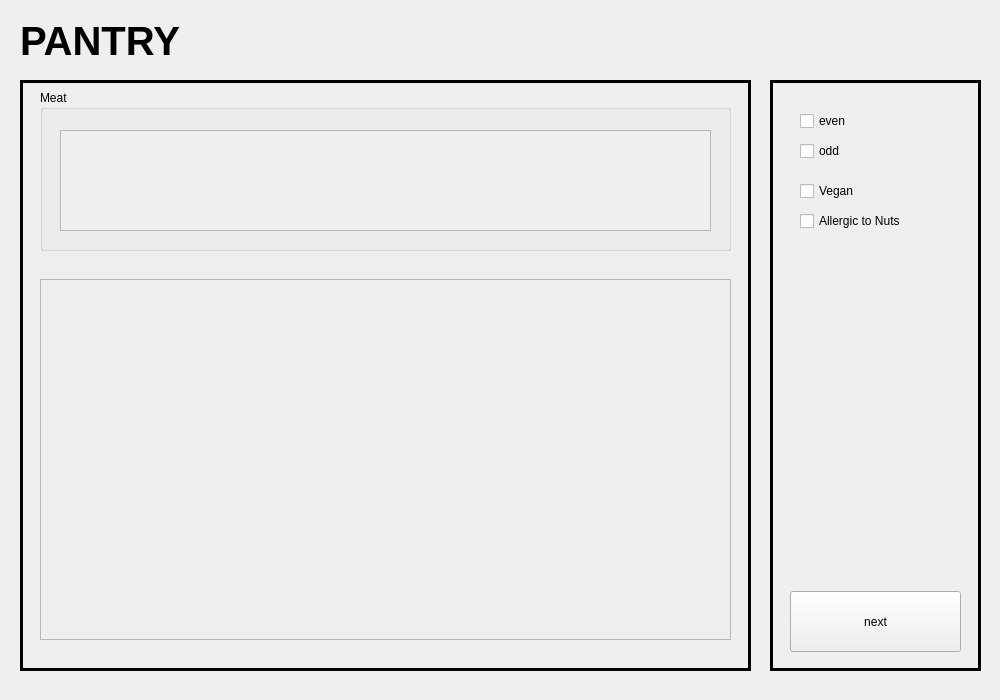
First picture: the form in s1Pantry.ui, repository ReneeTong/a8-edu-app, before the edit.
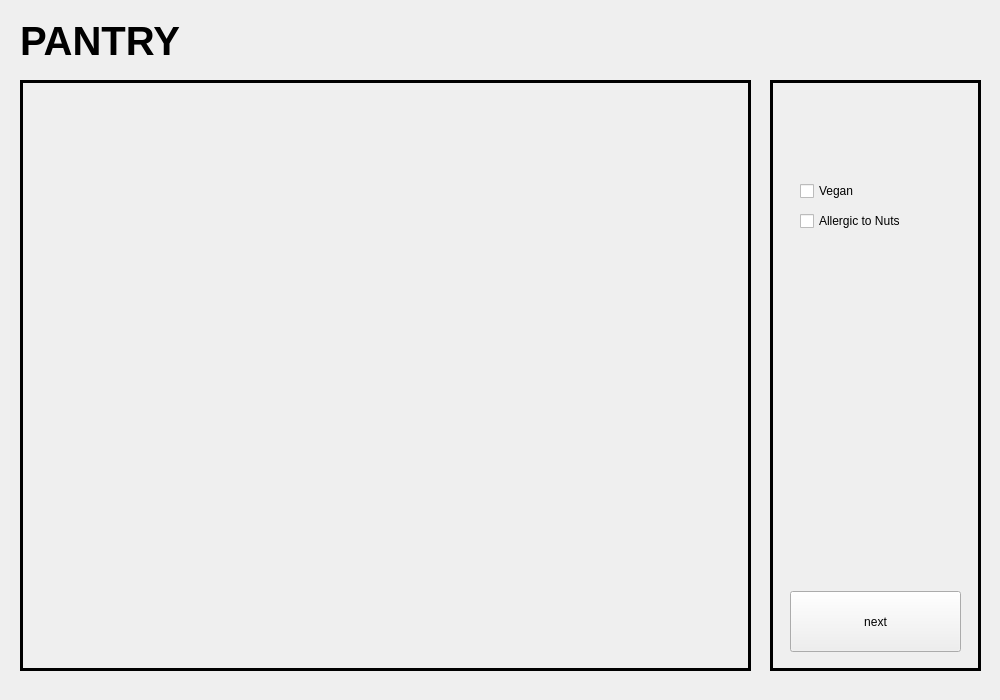
Second picture: the form after the edit. Custom widgets are drawn as their Qt base class.

Commit message:
Dynamically linked Pantry to the FoodLibrary
- removed prototyped code for filtering
- added appropriate filtering code

What changed in the file:
```diff
--- a/s1Pantry.ui
+++ b/s1Pantry.ui
@@ -22,84 +22,6 @@
   <property name="autoFillBackground">
    <bool>true</bool>
   </property>
-  <widget class="QFrame" name="frame">
-   <property name="geometry">
-    <rect>
-     <x>20</x>
-     <y>80</y>
-     <width>731</width>
-     <height>591</height>
-    </rect>
-   </property>
-   <property name="frameShape">
-    <enum>QFrame::Box</enum>
-   </property>
-   <property name="lineWidth">
-    <number>3</number>
-   </property>
-   <widget class="QGroupBox" name="groupBox">
-    <property name="geometry">
-     <rect>
-      <x>20</x>
-      <y>10</y>
-      <width>691</width>
-      <height>161</height>
-     </rect>
-    </property>
-    <property name="title">
-     <string>Meat</string>
-    </property>
-    <widget class="ScrollCarousel" name="scrollArea">
-     <property name="geometry">
-      <rect>
-       <x>20</x>
-       <y>40</y>
-       <width>651</width>
-       <height>101</height>
-      </rect>
-     </property>
-     <property name="widgetResizable">
-      <bool>true</bool>
-     </property>
-     <property name="isHorizontal" stdset="0">
-      <bool>true</bool>
-     </property>
-     <widget class="QWidget" name="scrollAreaWidgetContents">
-      <property name="geometry">
-       <rect>
-        <x>0</x>
-        <y>0</y>
-        <width>649</width>
-        <height>99</height>
-       </rect>
-      </property>
-     </widget>
-    </widget>
-   </widget>
-   <widget class="ScrollCarousel" name="pantryCategory">
-    <property name="geometry">
-     <rect>
-      <x>20</x>
-      <y>199</y>
-      <width>691</width>
-      <height>361</height>
-     </rect>
-    </property>
-    <property name="widgetResizable">
-     <bool>true</bool>
-    </property>
-    <widget class="QWidget" name="scrollAreaWidgetContents_2">
-     <property name="geometry">
-      <rect>
-       <x>0</x>
-       <y>0</y>
-       <width>689</width>
-       <height>359</height>
-      </rect>
-     </property>
-    </widget>
-   </widget>
-  </widget>
   <widget class="QLabel" name="label">
    <property name="geometry">
     <rect>
@@ -149,32 +71,6 @@
      <string>next</string>
     </property>
    </widget>
-   <widget class="QCheckBox" name="evenBox">
-    <property name="geometry">
-     <rect>
-      <x>30</x>
-      <y>30</y>
-      <width>151</width>
-      <height>22</height>
-     </rect>
-    </property>
-    <property name="text">
-     <string>even</string>
-    </property>
-   </widget>
-   <widget class="QCheckBox" name="oddBox">
-    <property name="geometry">
-     <rect>
-      <x>30</x>
-      <y>60</y>
-      <width>151</width>
-      <height>22</height>
-     </rect>
-    </property>
-    <property name="text">
-     <string>odd</string>
-    </property>
-   </widget>
    <widget class="QCheckBox" name="veganBox">
     <property name="geometry">
      <rect>
@@ -202,6 +98,38 @@
     </property>
    </widget>
   </widget>
+  <widget class="ScrollCarousel" name="pantryCategory">
+   <property name="geometry">
+    <rect>
+     <x>20</x>
+     <y>80</y>
+     <width>731</width>
+     <height>591</height>
+    </rect>
+   </property>
+   <property name="frameShape">
+    <enum>QFrame::Panel</enum>
+   </property>
+   <property name="frameShadow">
+    <enum>QFrame::Plain</enum>
+   </property>
+   <property name="lineWidth">
+    <number>3</number>
+   </property>
+   <property name="widgetResizable">
+    <bool>true</bool>
+   </property>
+   <widget class="QWidget" name="scrollAreaWidgetContents_2">
+    <property name="geometry">
+     <rect>
+      <x>0</x>
+      <y>0</y>
+      <width>725</width>
+      <height>585</height>
+     </rect>
+    </property>
+   </widget>
+  </widget>
  </widget>
  <customwidgets>
   <customwidget>
```
The commit also changes 3 other files.
